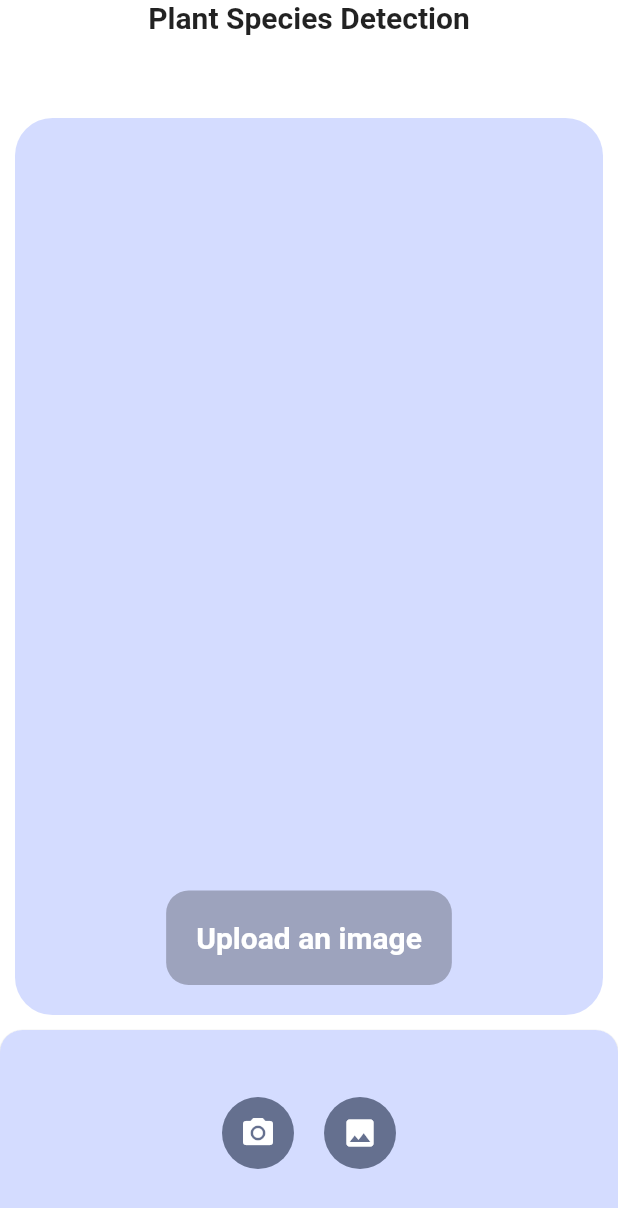
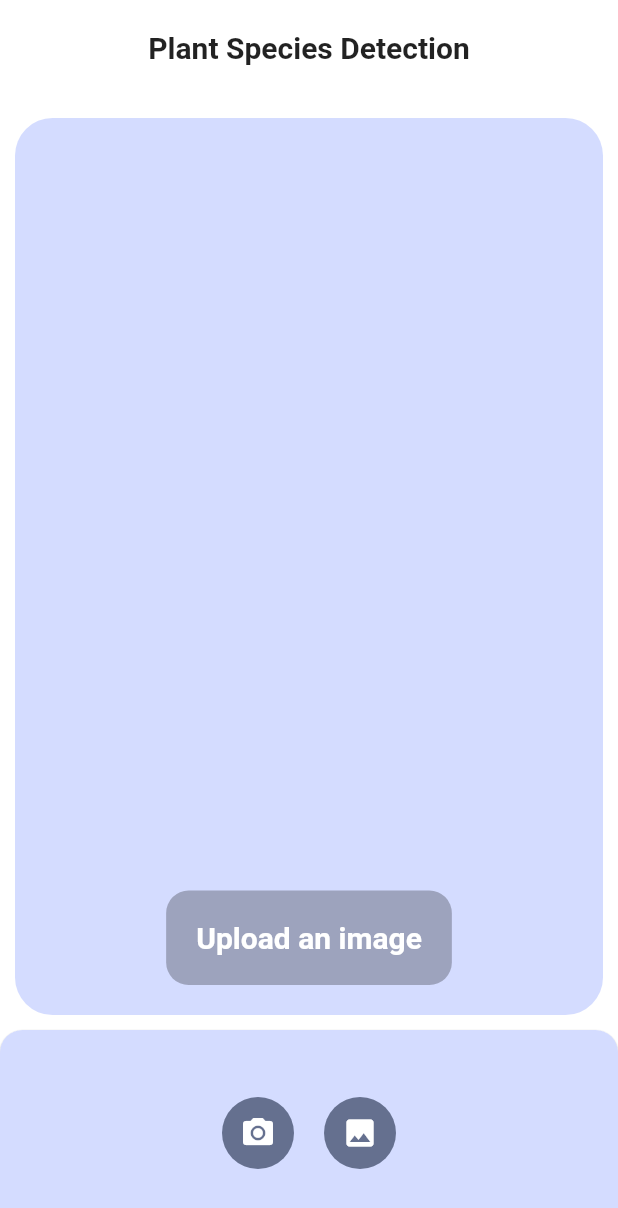
Before and after one commit to gh-amanyadav/Know-your-plant, a Flutter app: the screen it shows after launch, on a phone screen of 412 x 824 dp. Shown: the top 1208 px of the screen. Run offline on Flutter 3.47's test engine with Material 2 defaults, Android fonts, the phone set to English and light mode, and no system bars; our stand-ins replace image_picker; missing offline and left inert: tflite.

Commit message:
basic fix

```diff
--- a/lib/ui.dart
+++ b/lib/ui.dart
@@ -7,7 +7,6 @@ import 'package:tflite/tflite.dart';
 
 class UI extends StatefulWidget {
   const UI({Key? key}) : super(key: key);
-
   @override
   _UIState createState() => _UIState();
 }
@@ -80,6 +79,7 @@ class _UIState extends State<UI> {
     classifyImage(File(_image!.path));
   }
 
+  var speciesName="";
   @override
   Widget build(BuildContext context) {
     SystemChrome.setEnabledSystemUIOverlays([]);
@@ -92,19 +92,15 @@ class _UIState extends State<UI> {
             width: MediaQuery.of(context).size.width,
             child: Column(
               children: [
-                Expanded(
-                  child: Column(
-                    children: const [
+                const Expanded(
+                  child: Padding(
+                    padding: EdgeInsets.all(20.0),
+                    child:
                       Text(
                         "Plant Species Detection",
                         style: TextStyle(
                             fontSize: 20, fontWeight: FontWeight.bold),
                       ),
-                      // Text(
-                      //   'We',
-                      //   textAlign: TextAlign.center,
-                      // )
-                    ],
                   ),
                 ),
                 Expanded(
@@ -154,7 +150,7 @@ class _UIState extends State<UI> {
                                   borderRadius: BorderRadius.circular(15)),
                               padding: const EdgeInsets.all(20),
                               child: Text(
-                                _outputs?[0]["label"] ?? "",
+                                speciesName=_outputs?[0]["label"] ?? "",
                                 style: const TextStyle(
                                     fontSize: 20,
                                     fontWeight: FontWeight.w600,
```
Also changed, not shown: pubspec.lock, 2 other files.
